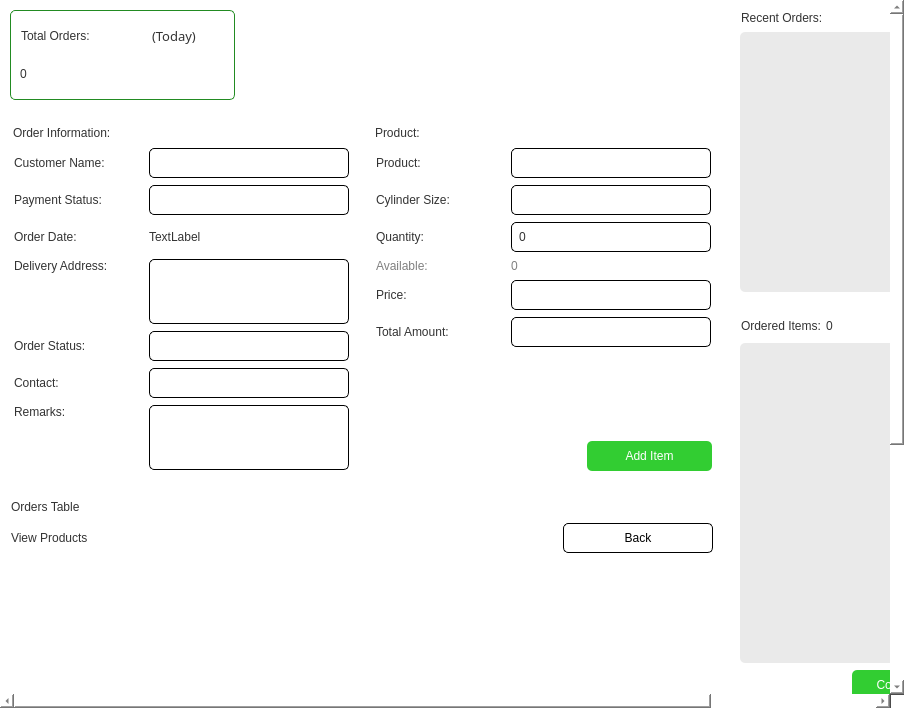
Before: the Qt Designer form app/src/ui/final_ui/orders_page.ui in Kazu0210/Inventory-System, drawn with Qt 5.
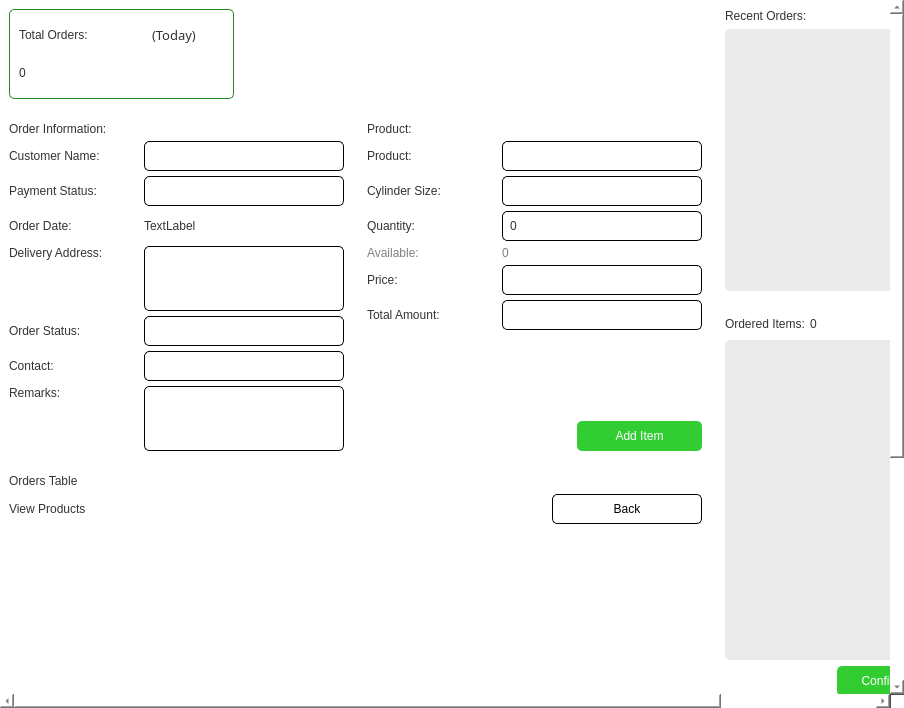
After: the same form once the commit is applied.

Commit message: removed the borders from the ui

Diff of the .ui file:
```diff
--- a/app/src/ui/final_ui/orders_page.ui
+++ b/app/src/ui/final_ui/orders_page.ui
@@ -18,6 +18,7 @@
 color: #333333;
 font: 10pt &quot;Noto Sans&quot;;
 background: transparent;
+border: none;
 }
 #scrollArea{
 border: none;
@@ -124,8 +125,8 @@
        <rect>
         <x>0</x>
         <y>0</y>
-        <width>1100</width>
-        <height>1104</height>
+        <width>1084</width>
+        <height>1072</height>
        </rect>
       </property>
       <layout class="QHBoxLayout" name="horizontalLayout_17">
@@ -1835,7 +1836,7 @@
                   <x>0</x>
                   <y>0</y>
                   <width>350</width>
-                  <height>250</height>
+                  <height>252</height>
                  </rect>
                 </property>
                </widget>
```
The commit also changes 9955 other files.
